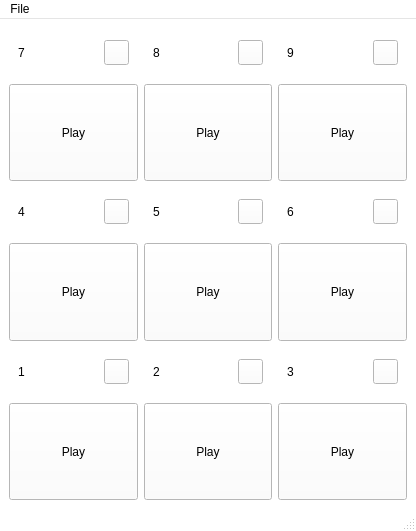
Qt form mainwindow.ui (Technohamster-py/dm-assistant) before a commit.
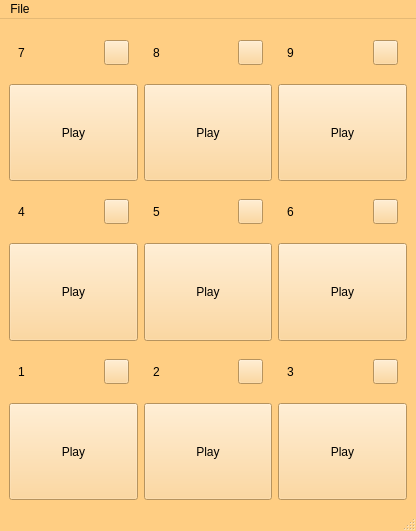
The same form after that commit. Icons and pictures are not drawn.

What changed in the file:
```diff
--- a/mainwindow.ui
+++ b/mainwindow.ui
@@ -26,8 +26,8 @@
       <brush brushstyle="SolidPattern">
        <color alpha="255">
         <red>255</red>
-        <green>255</green>
-        <blue>255</blue>
+        <green>206</green>
+        <blue>131</blue>
        </color>
       </brush>
      </colorrole>
@@ -44,8 +44,8 @@
       <brush brushstyle="SolidPattern">
        <color alpha="255">
         <red>255</red>
-        <green>255</green>
-        <blue>255</blue>
+        <green>230</green>
+        <blue>193</blue>
        </color>
       </brush>
      </colorrole>
@@ -53,8 +53,8 @@
       <brush brushstyle="SolidPattern">
        <color alpha="255">
         <red>127</red>
-        <green>127</green>
-        <blue>127</blue>
+        <green>103</green>
+        <blue>65</blue>
        </color>
       </brush>
      </colorrole>
@@ -62,8 +62,8 @@
       <brush brushstyle="SolidPattern">
        <color alpha="255">
         <red>170</red>
-        <green>170</green>
-        <blue>170</blue>
+        <green>138</green>
+        <blue>87</blue>
        </color>
       </brush>
      </colorrole>
@@ -107,8 +107,8 @@
       <brush brushstyle="SolidPattern">
        <color alpha="255">
         <red>255</red>
-        <green>255</green>
-        <blue>255</blue>
+        <green>206</green>
+        <blue>131</blue>
        </color>
       </brush>
      </colorrole>
@@ -125,8 +125,8 @@
       <brush brushstyle="SolidPattern">
        <color alpha="255">
         <red>255</red>
-        <green>255</green>
-        <blue>255</blue>
+        <green>230</green>
+        <blue>193</blue>
        </color>
       </brush>
      </colorrole>
@@ -172,8 +172,8 @@
       <brush brushstyle="SolidPattern">
        <color alpha="255">
         <red>255</red>
-        <green>255</green>
-        <blue>255</blue>
+        <green>206</green>
+        <blue>131</blue>
        </color>
       </brush>
      </colorrole>
@@ -190,8 +190,8 @@
       <brush brushstyle="SolidPattern">
        <color alpha="255">
         <red>255</red>
-        <green>255</green>
-        <blue>255</blue>
+        <green>230</green>
+        <blue>193</blue>
        </color>
       </brush>
      </colorrole>
@@ -199,8 +199,8 @@
       <brush brushstyle="SolidPattern">
        <color alpha="255">
         <red>127</red>
-        <green>127</green>
-        <blue>127</blue>
+        <green>103</green>
+        <blue>65</blue>
        </color>
       </brush>
      </colorrole>
@@ -208,8 +208,8 @@
       <brush brushstyle="SolidPattern">
        <color alpha="255">
         <red>170</red>
-        <green>170</green>
-        <blue>170</blue>
+        <green>138</green>
+        <blue>87</blue>
        </color>
       </brush>
      </colorrole>
@@ -253,8 +253,8 @@
       <brush brushstyle="SolidPattern">
        <color alpha="255">
         <red>255</red>
-        <green>255</green>
-        <blue>255</blue>
+        <green>206</green>
+        <blue>131</blue>
        </color>
       </brush>
      </colorrole>
@@ -271,8 +271,8 @@
       <brush brushstyle="SolidPattern">
        <color alpha="255">
         <red>255</red>
-        <green>255</green>
-        <blue>255</blue>
+        <green>230</green>
+        <blue>193</blue>
        </color>
       </brush>
      </colorrole>
@@ -309,8 +309,8 @@
       <brush brushstyle="SolidPattern">
        <color alpha="255">
         <red>127</red>
-        <green>127</green>
-        <blue>127</blue>
+        <green>103</green>
+        <blue>65</blue>
        </color>
       </brush>
      </colorrole>
@@ -318,8 +318,8 @@
       <brush brushstyle="SolidPattern">
        <color alpha="255">
         <red>255</red>
-        <green>255</green>
-        <blue>255</blue>
+        <green>206</green>
+        <blue>131</blue>
        </color>
       </brush>
      </colorrole>
@@ -336,8 +336,8 @@
       <brush brushstyle="SolidPattern">
        <color alpha="255">
         <red>255</red>
-        <green>255</green>
-        <blue>255</blue>
+        <green>230</green>
+        <blue>193</blue>
        </color>
       </brush>
      </colorrole>
@@ -345,8 +345,8 @@
       <brush brushstyle="SolidPattern">
        <color alpha="255">
         <red>127</red>
-        <green>127</green>
-        <blue>127</blue>
+        <green>103</green>
+        <blue>65</blue>
        </color>
       </brush>
      </colorrole>
@@ -354,8 +354,8 @@
       <brush brushstyle="SolidPattern">
        <color alpha="255">
         <red>170</red>
-        <green>170</green>
-        <blue>170</blue>
+        <green>138</green>
+        <blue>87</blue>
        </color>
       </brush>
      </colorrole>
@@ -363,8 +363,8 @@
       <brush brushstyle="SolidPattern">
        <color alpha="255">
         <red>127</red>
-        <green>127</green>
-        <blue>127</blue>
+        <green>103</green>
+        <blue>65</blue>
        </color>
       </brush>
      </colorrole>
@@ -381,8 +381,8 @@
       <brush brushstyle="SolidPattern">
        <color alpha="255">
         <red>127</red>
-        <green>127</green>
-        <blue>127</blue>
+        <green>103</green>
+        <blue>65</blue>
        </color>
       </brush>
      </colorrole>
@@ -390,8 +390,8 @@
       <brush brushstyle="SolidPattern">
        <color alpha="255">
         <red>255</red>
-        <green>255</green>
-        <blue>255</blue>
+        <green>206</green>
+        <blue>131</blue>
        </color>
       </brush>
      </colorrole>
@@ -399,8 +399,8 @@
       <brush brushstyle="SolidPattern">
        <color alpha="255">
         <red>255</red>
-        <green>255</green>
-        <blue>255</blue>
+        <green>206</green>
+        <blue>131</blue>
        </color>
       </brush>
      </colorrole>
@@ -417,8 +417,8 @@
       <brush brushstyle="SolidPattern">
        <color alpha="255">
         <red>255</red>
-        <green>255</green>
-        <blue>255</blue>
+        <green>206</green>
+        <blue>131</blue>
        </color>
       </brush>
      </colorrole>
@@ -456,448 +456,6 @@
    <string>MainWindow</string>
   </property>
   <widget class="QWidget" name="centralwidget">
-   <property name="palette">
-    <palette>
-     <active>
-      <colorrole role="WindowText">
-       <brush brushstyle="SolidPattern">
-        <color alpha="255">
-         <red>0</red>
-         <green>0</green>
-         <blue>0</blue>
-        </color>
-       </brush>
-      </colorrole>
-      <colorrole role="Button">
-       <brush brushstyle="SolidPattern">
-        <color alpha="255">
-         <red>255</red>
-         <green>255</green>
-         <blue>255</blue>
-        </color>
-       </brush>
-      </colorrole>
-      <colorrole role="Light">
-       <brush brushstyle="SolidPattern">
-        <color alpha="255">
-         <red>255</red>
-         <green>255</green>
-         <blue>255</blue>
-        </color>
-       </brush>
-      </colorrole>
-      <colorrole role="Midlight">
-       <brush brushstyle="SolidPattern">
-        <color alpha="255">
-         <red>255</red>
-         <green>255</green>
-         <blue>255</blue>
-        </color>
-       </brush>
-      </colorrole>
-      <colorrole role="Dark">
-       <brush brushstyle="SolidPattern">
-        <color alpha="255">
-         <red>127</red>
-         <green>127</green>
-         <blue>127</blue>
-        </color>
-       </brush>
-      </colorrole>
-      <colorrole role="Mid">
-       <brush brushstyle="SolidPattern">
-        <color alpha="255">
-         <red>170</red>
-         <green>170</green>
-         <blue>170</blue>
-        </color>
-       </brush>
-      </colorrole>
-      <colorrole role="Text">
-       <brush brushstyle="SolidPattern">
-        <color alpha="255">
-         <red>0</red>
-         <green>0</green>
-         <blue>0</blue>
-        </color>
-       </brush>
-      </colorrole>
-      <colorrole role="BrightText">
-       <brush brushstyle="SolidPattern">
-        <color alpha="255">
-         <red>255</red>
-         <green>255</green>
-         <blue>255</blue>
-        </color>
-       </brush>
-      </colorrole>
-      <colorrole role="ButtonText">
-       <brush brushstyle="SolidPattern">
-        <color alpha="255">
-         <red>0</red>
-         <green>0</green>
-         <blue>0</blue>
-        </color>
-       </brush>
-      </colorrole>
-      <colorrole role="Base">
-       <brush brushstyle="SolidPattern">
-        <color alpha="255">
-         <red>255</red>
-         <green>255</green>
-         <blue>255</blue>
-        </color>
-       </brush>
-      </colorrole>
-      <colorrole role="Window">
-       <brush brushstyle="SolidPattern">
-        <color alpha="255">
-         <red>255</red>
-         <green>255</green>
-         <blue>255</blue>
-        </color>
-       </brush>
-      </colorrole>
-      <colorrole role="Shadow">
-       <brush brushstyle="SolidPattern">
-        <color alpha="255">
-         <red>0</red>
-         <green>0</green>
-         <blue>0</blue>
-        </color>
-       </brush>
-      </colorrole>
-      <colorrole role="AlternateBase">
-       <brush brushstyle="SolidPattern">
-        <color alpha="255">
-         <red>255</red>
-         <green>255</green>
-         <blue>255</blue>
-        </color>
-       </brush>
-      </colorrole>
-      <colorrole role="ToolTipBase">
-       <brush brushstyle="SolidPattern">
-        <color alpha="255">
-         <red>255</red>
-         <green>255</green>
-         <blue>220</blue>
-        </color>
-       </brush>
-      </colorrole>
-      <colorrole role="ToolTipText">
-       <brush brushstyle="SolidPattern">
-        <color alpha="255">
-         <red>0</red>
-         <green>0</green>
-         <blue>0</blue>
-        </color>
-       </brush>
-      </colorrole>
-      <colorrole role="PlaceholderText">
-       <brush brushstyle="SolidPattern">
-        <color alpha="128">
-         <red>0</red>
-         <green>0</green>
-         <blue>0</blue>
-        </color>
-       </brush>
-      </colorrole>
-     </active>
-     <inactive>
-      <colorrole role="WindowText">
-       <brush brushstyle="SolidPattern">
-        <color alpha="255">
-         <red>0</red>
-         <green>0</green>
-         <blue>0</blue>
-        </color>
-       </brush>
-      </colorrole>
-      <colorrole role="Button">
-       <brush brushstyle="SolidPattern">
-        <color alpha="255">
-         <red>255</red>
-         <green>255</green>
-         <blue>255</blue>
-        </color>
-       </brush>
-      </colorrole>
-      <colorrole role="Light">
-       <brush brushstyle="SolidPattern">
-        <color alpha="255">
-         <red>255</red>
-         <green>255</green>
-         <blue>255</blue>
-        </color>
-       </brush>
-      </colorrole>
-      <colorrole role="Midlight">
-       <brush brushstyle="SolidPattern">
-        <color alpha="255">
-         <red>255</red>
-         <green>255</green>
-         <blue>255</blue>
-        </color>
-       </brush>
-      </colorrole>
-      <colorrole role="Dark">
-       <brush brushstyle="SolidPattern">
-        <color alpha="255">
-         <red>127</red>
-         <green>127</green>
-         <blue>127</blue>
-        </color>
-       </brush>
-      </colorrole>
-      <colorrole role="Mid">
-       <brush brushstyle="SolidPattern">
-        <color alpha="255">
-         <red>170</red>
-         <green>170</green>
-         <blue>170</blue>
-        </color>
-       </brush>
-      </colorrole>
-      <colorrole role="Text">
-       <brush brushstyle="SolidPattern">
-        <color alpha="255">
-         <red>0</red>
-         <green>0</green>
-         <blue>0</blue>
-        </color>
-       </brush>
-      </colorrole>
-      <colorrole role="BrightText">
-       <brush brushstyle="SolidPattern">
-        <color alpha="255">
-         <red>255</red>
-         <green>255</green>
-         <blue>255</blue>
-        </color>
-       </brush>
-      </colorrole>
-      <colorrole role="ButtonText">
-       <brush brushstyle="SolidPattern">
-        <color alpha="255">
-         <red>0</red>
-         <green>0</green>
-         <blue>0</blue>
-        </color>
-       </brush>
-      </colorrole>
-      <colorrole role="Base">
-       <brush brushstyle="SolidPattern">
-        <color alpha="255">
-         <red>255</red>
-         <green>255</green>
-         <blue>255</blue>
-        </color>
-       </brush>
-      </colorrole>
-      <colorrole role="Window">
-       <brush brushstyle="SolidPattern">
-        <color alpha="255">
-         <red>255</red>
-         <green>255</green>
-         <blue>255</blue>
-        </color>
-       </brush>
-      </colorrole>
-      <colorrole role="Shadow">
-       <brush brushstyle="SolidPattern">
-        <color alpha="255">
-         <red>0</red>
-         <green>0</green>
-         <blue>0</blue>
-        </color>
-       </brush>
-      </colorrole>
-      <colorrole role="AlternateBase">
-       <brush brushstyle="SolidPattern">
-        <color alpha="255">
-         <red>255</red>
-         <green>255</green>
-         <blue>255</blue>
-        </color>
-       </brush>
-      </colorrole>
-      <colorrole role="ToolTipBase">
-       <brush brushstyle="SolidPattern">
-        <color alpha="255">
-         <red>255</red>
-         <green>255</green>
-         <blue>220</blue>
-        </color>
-       </brush>
-      </colorrole>
-      <colorrole role="ToolTipText">
-       <brush brushstyle="SolidPattern">
-        <color alpha="255">
-         <red>0</red>
-         <green>0</green>
-         <blue>0</blue>
-        </color>
-       </brush>
-      </colorrole>
-      <colorrole role="PlaceholderText">
-       <brush brushstyle="SolidPattern">
-        <color alpha="128">
-         <red>0</red>
-         <green>0</green>
-         <blue>0</blue>
-        </color>
-       </brush>
-      </colorrole>
-     </inactive>
-     <disabled>
-      <colorrole role="WindowText">
-       <brush brushstyle="SolidPattern">
-        <color alpha="255">
-         <red>127</red>
-         <green>127</green>
-         <blue>127</blue>
-        </color>
-       </brush>
-      </colorrole>
-      <colorrole role="Button">
-       <brush brushstyle="SolidPattern">
-        <color alpha="255">
-         <red>255</red>
-         <green>255</green>
-         <blue>255</blue>
-        </color>
-       </brush>
-      </colorrole>
-      <colorrole role="Light">
-       <brush brushstyle="SolidPattern">
-        <color alpha="255">
-         <red>255</red>
-         <green>255</green>
-         <blue>255</blue>
-        </color>
-       </brush>
-      </colorrole>
-      <colorrole role="Midlight">
-       <brush brushstyle="SolidPattern">
-        <color alpha="255">
-         <red>255</red>
-         <green>255</green>
-         <blue>255</blue>
-        </color>
-       </brush>
-      </colorrole>
-      <colorrole role="Dark">
-       <brush brushstyle="SolidPattern">
-        <color alpha="255">
-         <red>127</red>
-         <green>127</green>
-         <blue>127</blue>
-        </color>
-       </brush>
-      </colorrole>
-      <colorrole role="Mid">
-       <brush brushstyle="SolidPattern">
-        <color alpha="255">
-         <red>170</red>
-         <green>170</green>
-         <blue>170</blue>
-        </color>
-       </brush>
-      </colorrole>
-      <colorrole role="Text">
-       <brush brushstyle="SolidPattern">
-        <color alpha="255">
-         <red>127</red>
-         <green>127</green>
-         <blue>127</blue>
-        </color>
-       </brush>
-      </colorrole>
-      <colorrole role="BrightText">
-       <brush brushstyle="SolidPattern">
-        <color alpha="255">
-         <red>255</red>
-         <green>255</green>
-         <blue>255</blue>
-        </color>
-       </brush>
-      </colorrole>
-      <colorrole role="ButtonText">
-       <brush brushstyle="SolidPattern">
-        <color alpha="255">
-         <red>127</red>
-         <green>127</green>
-         <blue>127</blue>
-        </color>
-       </brush>
-      </colorrole>
-      <colorrole role="Base">
-       <brush brushstyle="SolidPattern">
-        <color alpha="255">
-         <red>255</red>
-         <green>255</green>
-         <blue>255</blue>
-        </color>
-       </brush>
-      </colorrole>
-      <colorrole role="Window">
-       <brush brushstyle="SolidPattern">
-        <color alpha="255">
-         <red>255</red>
-         <green>255</green>
-         <blue>255</blue>
-        </color>
-       </brush>
-      </colorrole>
-      <colorrole role="Shadow">
-       <brush brushstyle="SolidPattern">
-        <color alpha="255">
-         <red>0</red>
-         <green>0</green>
-         <blue>0</blue>
-        </color>
-       </brush>
-      </colorrole>
-      <colorrole role="AlternateBase">
-       <brush brushstyle="SolidPattern">
-        <color alpha="255">
-         <red>255</red>
-         <green>255</green>
-         <blue>255</blue>
-        </color>
-       </brush>
-      </colorrole>
-      <colorrole role="ToolTipBase">
-       <brush brushstyle="SolidPattern">
-        <color alpha="255">
-         <red>255</red>
-         <green>255</green>
-         <blue>220</blue>
-        </color>
-       </brush>
-      </colorrole>
-      <colorrole role="ToolTipText">
-       <brush brushstyle="SolidPattern">
-        <color alpha="255">
-         <red>0</red>
-         <green>0</green>
-         <blue>0</blue>
-        </color>
-       </brush>
-      </colorrole>
-      <colorrole role="PlaceholderText">
-       <brush brushstyle="SolidPattern">
-        <color alpha="128">
-         <red>0</red>
-         <green>0</green>
-         <blue>0</blue>
-        </color>
-       </brush>
-      </colorrole>
-     </disabled>
-    </palette>
-   </property>
    <property name="styleSheet">
     <string notr="true"/>
    </property>
@@ -979,6 +537,11 @@
            <height>10000</height>
           </size>
          </property>
+         <property name="font">
+          <font>
+           <stylestrategy>PreferDefault</stylestrategy>
+          </font>
+         </property>
          <property name="text">
           <string>Play</string>
          </property>
@@ -1711,7 +1274,7 @@
      <x>0</x>
      <y>0</y>
      <width>416</width>
-     <height>26</height>
+     <height>22</height>
     </rect>
    </property>
    <widget class="QMenu" name="menuFile">
```
Left out of the diff: 3 changed lines with no effect on the pictures.
